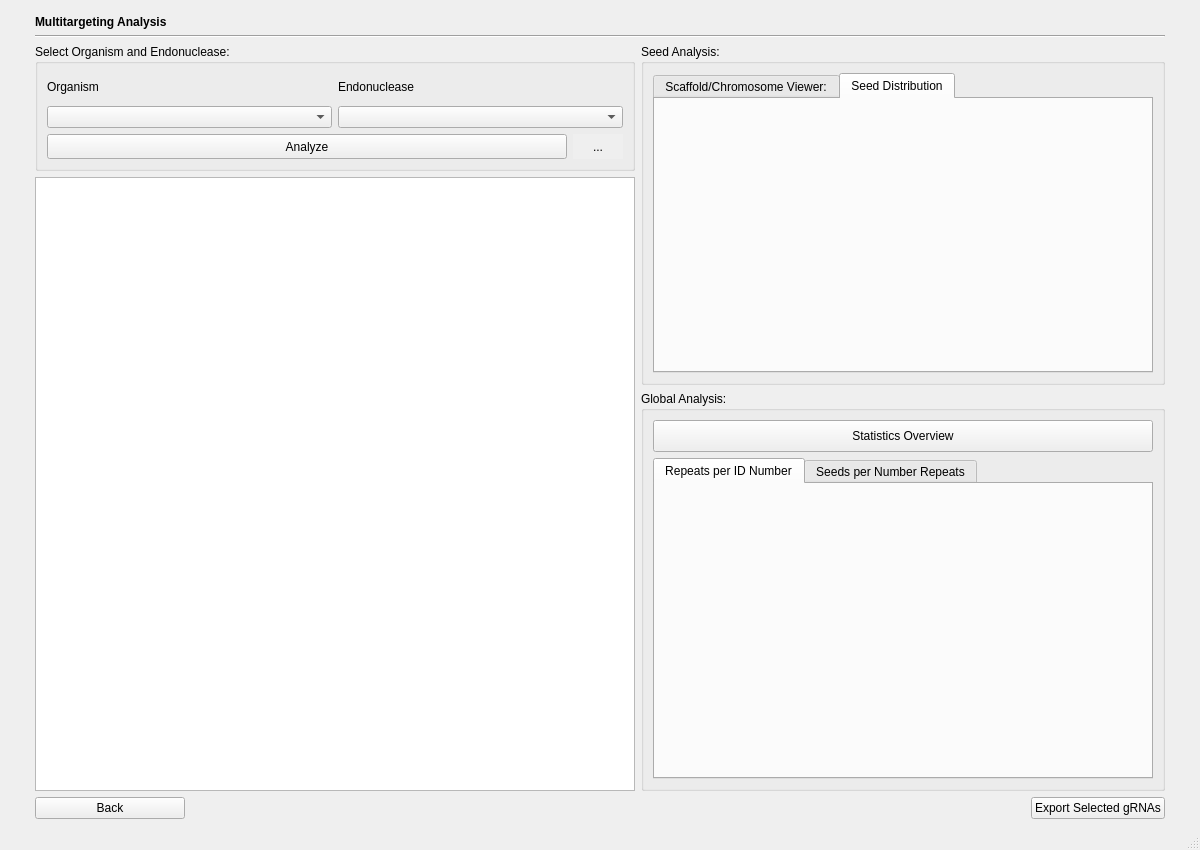
The window that multitargetingwindow.ui (TrinhLab/CASPERapp) describes before a commit, drawn with Qt 5.
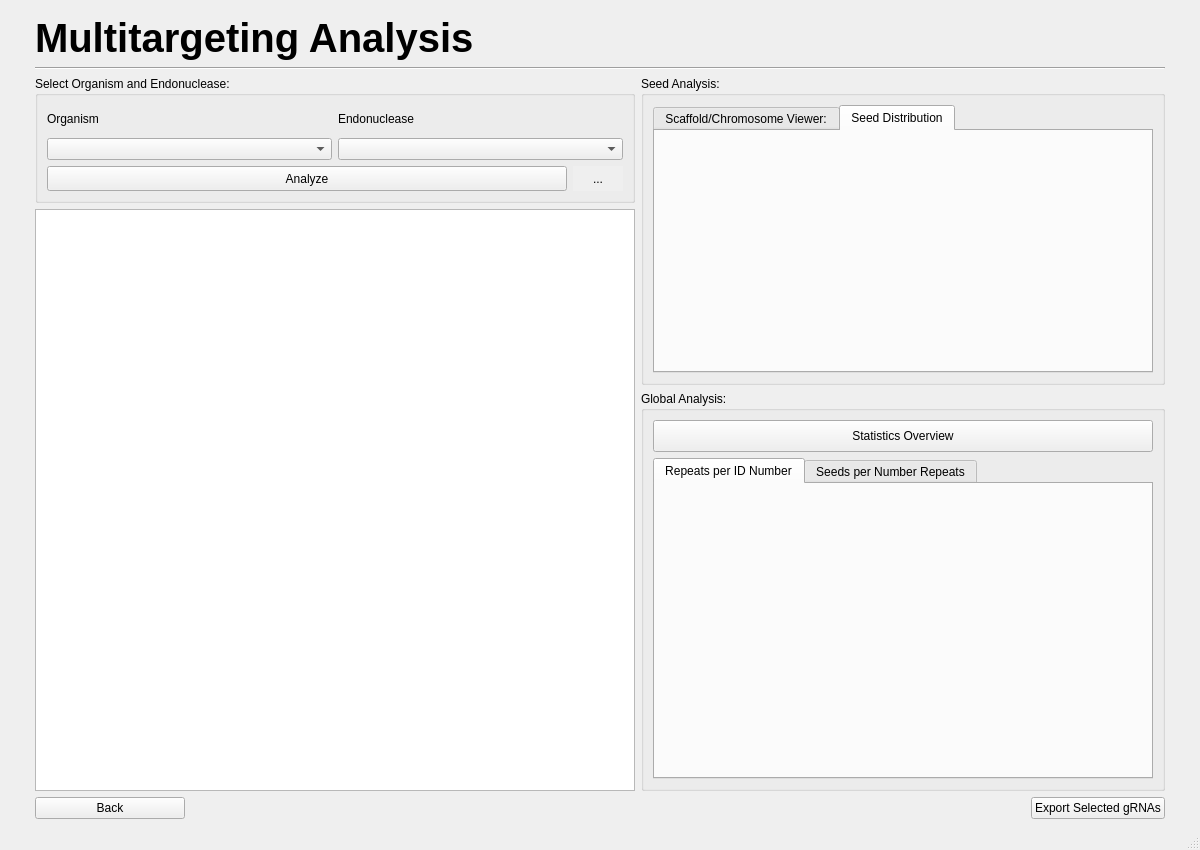
The same window after the commit. The open tabs and pages were chosen to show the change. Icons and pictures are not drawn.

What changed in the file:
```diff
--- a/multitargetingwindow.ui
+++ b/multitargetingwindow.ui
@@ -329,6 +329,7 @@
       <property name="font">
        <font>
         <family>Arial</family>
+        <pointsize>30</pointsize>
         <weight>75</weight>
         <italic>false</italic>
         <bold>true</bold>
```
Left out of the diff: 2 changed lines with no effect on the pictures.
